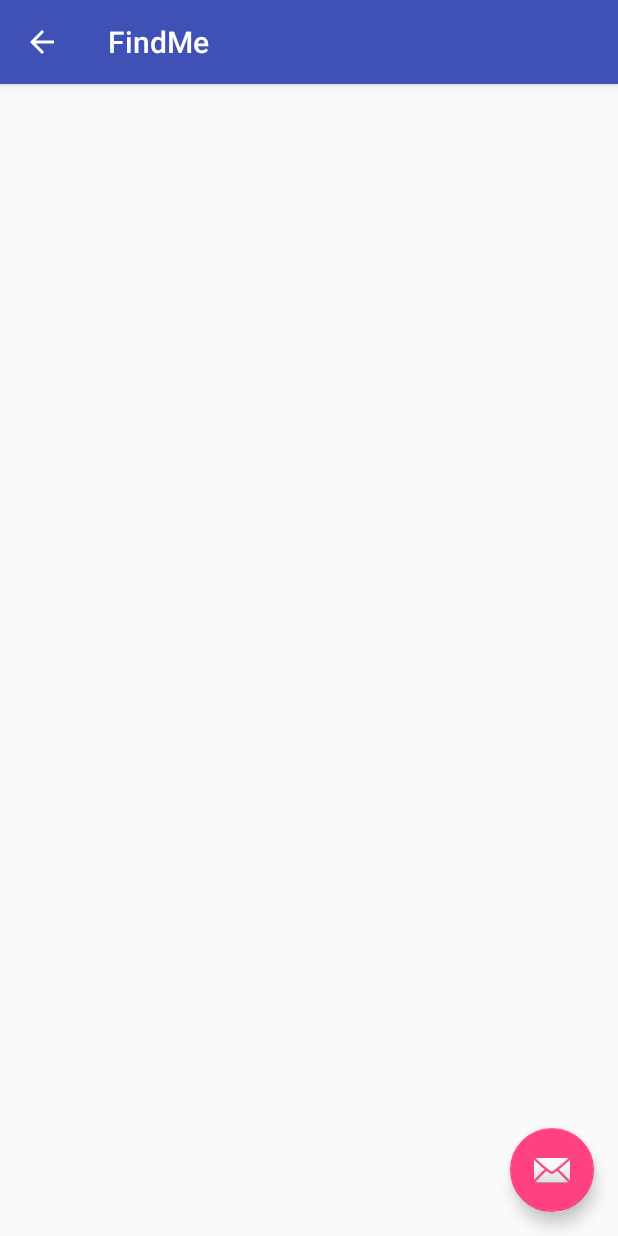
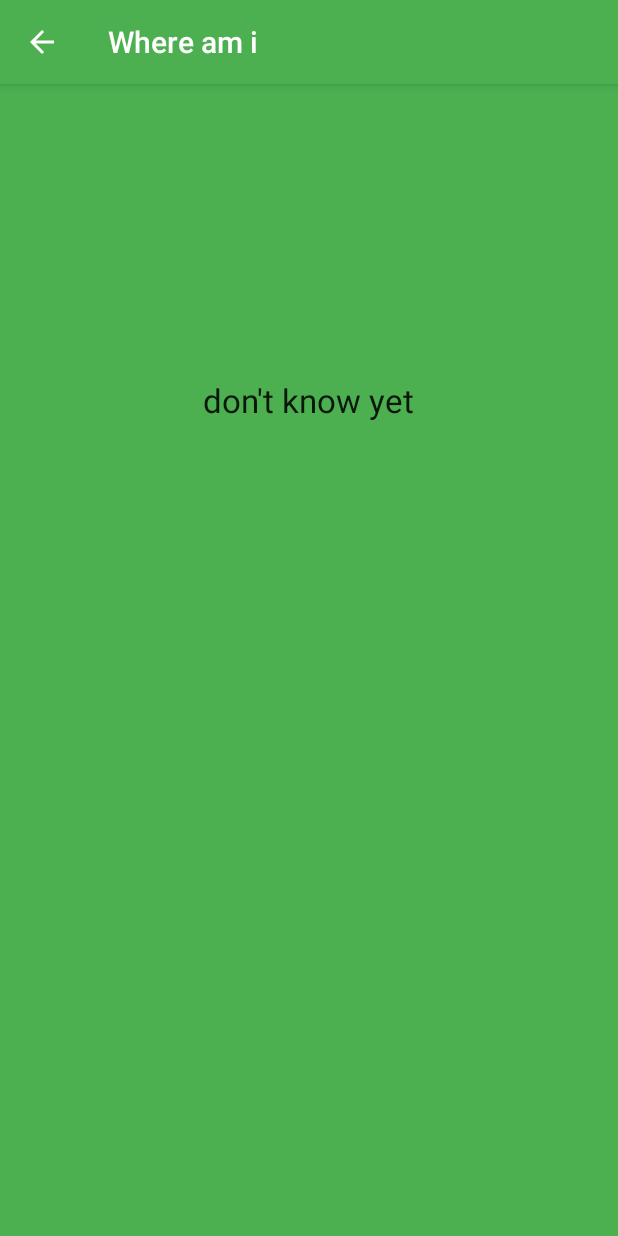
Before and after one commit to root4me/androidlab, an Android app: the screen it shows after launch (FindMe), after a tap on "Current Location", on a phone screen of 412 x 824 dp. Run offline under Robolectric (Android 15) with nearby library versions, the phone set to English and light mode, and no system bars.

Commit message:
updates to locate me

```diff
--- a/LocateMeLab/app/src/main/AndroidManifest.xml
+++ b/LocateMeLab/app/src/main/AndroidManifest.xml
@@ -27,6 +27,10 @@
                 android:name="android.support.PARENT_ACTIVITY"
                 android:value="me.root4.locatemelab.MainActivity" />
         </activity>
+
+        <service
+            android:name=".FindMeIntentService"
+            android:exported="false"></service>
     </application>
 
 </manifest>
--- a/LocateMeLab/app/src/main/java/me/root4/locatemelab/FindMe.java
+++ b/LocateMeLab/app/src/main/java/me/root4/locatemelab/FindMe.java
@@ -1,13 +1,23 @@
 package me.root4.locatemelab;
 
+import android.content.BroadcastReceiver;
+import android.content.Context;
+import android.content.Intent;
+import android.content.IntentFilter;
 import android.os.Bundle;
+import android.os.Handler;
 import android.support.design.widget.FloatingActionButton;
 import android.support.design.widget.Snackbar;
+import android.support.v4.content.LocalBroadcastManager;
+import android.support.v4.os.ResultReceiver;
 import android.support.v7.app.AppCompatActivity;
 import android.support.v7.widget.Toolbar;
 import android.view.View;
+import android.widget.Toast;
 
 public class FindMe extends AppCompatActivity {
+
+    private FindMeIntentServiceReceiver receiverForTest;
 
     @Override
     protected void onCreate(Bundle savedInstanceState) {
@@ -16,6 +26,7 @@ public class FindMe extends AppCompatActivity {
         Toolbar toolbar = (Toolbar) findViewById(R.id.toolbar);
         setSupportActionBar(toolbar);
 
+        /*
         FloatingActionButton fab = (FloatingActionButton) findViewById(R.id.fab);
         fab.setOnClickListener(new View.OnClickListener() {
             @Override
@@ -24,7 +35,46 @@ public class FindMe extends AppCompatActivity {
                         .setAction("Action", null).show();
             }
         });
+        */
         getSupportActionBar().setDisplayHomeAsUpEnabled(true);
+
+        // bind to service and get the location
+        onStartService();
     }
 
+    public void onStartService() {
+
+        Intent i = new Intent(this, FindMeIntentService.class);
+        i.putExtra("foo", "bar");
+        startService(i);
+    }
+
+    @Override
+    protected void onResume() {
+        super.onResume();
+        // Register for the particular broadcast based on ACTION string
+        IntentFilter filter = new IntentFilter(FindMeIntentService.ACTION_FOO);
+        LocalBroadcastManager.getInstance(this).registerReceiver(testReceiver, filter);
+        // or `registerReceiver(testReceiver, filter)` for a normal broadcast
+    }
+
+    @Override
+    protected void onPause() {
+        super.onPause();
+        // Unregister the listener when the application is paused
+        LocalBroadcastManager.getInstance(this).unregisterReceiver(testReceiver);
+        // or `unregisterReceiver(testReceiver)` for a normal broadcast
+    }
+
+    // Define the callback for what to do when data is received
+    private BroadcastReceiver testReceiver = new BroadcastReceiver() {
+        @Override
+        public void onReceive(Context context, Intent intent) {
+            int resultCode = intent.getIntExtra("resultCode", RESULT_CANCELED);
+            if (resultCode == RESULT_OK) {
+                String resultValue = intent.getStringExtra("resultValue");
+                Toast.makeText(FindMe.this, resultValue, Toast.LENGTH_SHORT).show();
+            }
+        }
+    };
 }
--- a/LocateMeLab/app/src/main/java/me/root4/locatemelab/MainActivity.java
+++ b/LocateMeLab/app/src/main/java/me/root4/locatemelab/MainActivity.java
@@ -57,7 +57,10 @@ public class MainActivity extends AppCompatActivity implements View.OnClickListe
         String item = parent.getAdapter().getItem(position).toString();
         String pos = Integer.toString(position);
 
-        Toast.makeText(this, item + " @ " + pos, Toast.LENGTH_SHORT).show();
+        Snackbar.make(view, item + " @ " + pos, Snackbar.LENGTH_LONG)
+                .setAction("Action", null).show();
+
+        //Toast.makeText(this, item + " @ " + pos, Toast.LENGTH_SHORT).show();
 
         Intent intent = new Intent(this, FindMe.class);
         startActivity(intent);
--- a/LocateMeLab/app/src/main/res/layout/activity_find_me.xml
+++ b/LocateMeLab/app/src/main/res/layout/activity_find_me.xml
@@ -22,7 +22,7 @@
     </android.support.design.widget.AppBarLayout>
 
     <include layout="@layout/content_find_me" />
-
+<!--
     <android.support.design.widget.FloatingActionButton
         android:id="@+id/fab"
         android:layout_width="wrap_content"
@@ -30,5 +30,5 @@
         android:layout_gravity="bottom|end"
         android:layout_margin="@dimen/fab_margin"
         android:src="@android:drawable/ic_dialog_email" />
-
+-->
 </android.support.design.widget.CoordinatorLayout>
--- a/LocateMeLab/app/src/main/res/layout/content_find_me.xml
+++ b/LocateMeLab/app/src/main/res/layout/content_find_me.xml
@@ -10,6 +10,18 @@
     android:paddingTop="@dimen/activity_vertical_margin"
     app:layout_behavior="@string/appbar_scrolling_view_behavior"
     tools:context="me.root4.locatemelab.FindMe"
-    tools:showIn="@layout/activity_find_me">
+    tools:showIn="@layout/activity_find_me"
+    android:clickable="true"
+    android:background="?attr/colorPrimary">
 
+
+    <TextView
+        android:layout_width="wrap_content"
+        android:layout_height="wrap_content"
+        android:textAppearance="?android:attr/textAppearanceLarge"
+        android:text="@string/empty_latlong"
+        android:id="@+id/latlong"
+        android:layout_marginTop="180dp"
+        android:layout_alignParentTop="true"
+        android:layout_centerHorizontal="true" />
 </RelativeLayout>
--- a/LocateMeLab/app/src/main/res/values/colors.xml
+++ b/LocateMeLab/app/src/main/res/values/colors.xml
@@ -1,6 +1,12 @@
 <?xml version="1.0" encoding="utf-8"?>
 <resources>
-    <color name="colorPrimary">#3F51B5</color>
-    <color name="colorPrimaryDark">#303F9F</color>
-    <color name="colorAccent">#FF4081</color>
+    <color name="colorPrimary">#4CAF50</color>
+    <color name="colorPrimaryDark">#388E3C</color>
+    <color name="colorAccent">#00BCD4</color>
+
+    <color name="colorPrimaryLight">#C8E6C9</color>
+    <color name="colorText">#FFFFFF</color>
+    <color name="colorTextPrimary">#212121</color>
+    <color name="colorTextSecondary">#727272</color>
+    <color name="colorDivider">#B6B6B6</color>
 </resources>
--- a/LocateMeLab/app/src/main/res/values/strings.xml
+++ b/LocateMeLab/app/src/main/res/values/strings.xml
@@ -1,5 +1,6 @@
 <resources>
     <string name="app_name">Locate Me Lab</string>
     <string name="action_settings">Settings</string>
-    <string name="title_activity_find_me">FindMe</string>
+    <string name="title_activity_find_me">Where am i</string>
+    <string name="empty_latlong">don\'t know yet</string>
 </resources>
```
Also changed, not shown: LocateMeLab/app/src/main/java/me/root4/locatemelab/FindMeIntentService.java (added, +107 -0 lines), LocateMeLab/app/src/main/java/me/root4/locatemelab/FindMeIntentServiceReceiver.java (added, +36 -0 lines).
